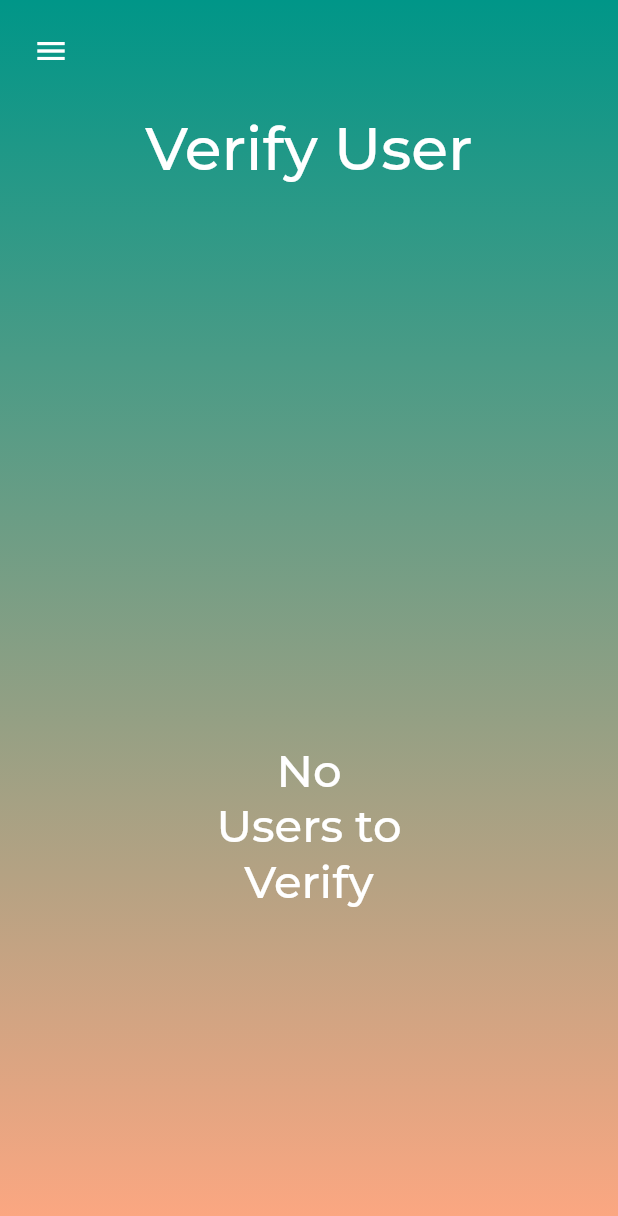
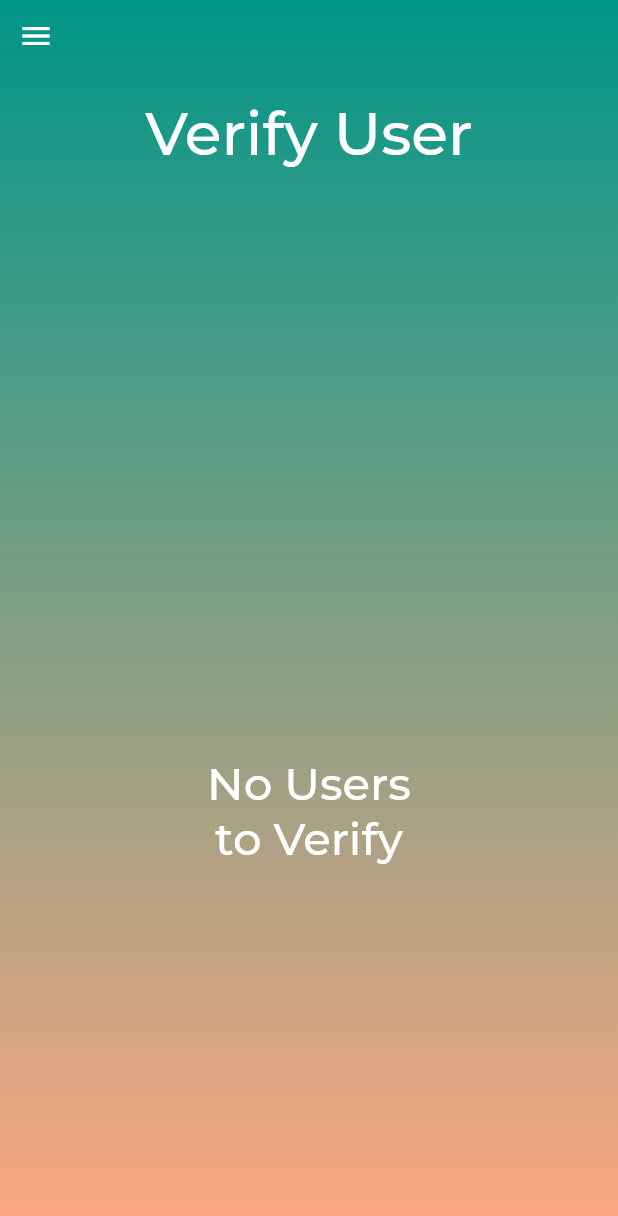
Before and after one commit to SDP-Wits/Banking-System, a Flutter app: the AdminVerificationListPage screen opened directly, after a tap on the "menu" icon, after a tap on the "close" icon, on a phone screen of 412 x 824 dp. Shown: the top 1216 px of the screen. Run offline on Flutter 3.47's test engine with Material 2 defaults, Android fonts, the phone set to English and light mode, and no system bars; our stand-ins replace animate_do, fluttertoast, sqflite; missing offline and left inert: back_button_interceptor; accounts and stored records are empty; network calls fail; project files that could hold a hidden picture were left out.

Commit message:
Fixed Verify User and Veri List nav bar padding

```diff
--- a/lib/core/verification_list/admin_verification_list.dart
+++ b/lib/core/verification_list/admin_verification_list.dart
@@ -120,7 +120,6 @@ class _AdminVerificationListPageState extends State<AdminVerificationListPage> {
 
           // Allows page to be scrollable
           child: SingleChildScrollView(
-            padding: EdgeInsets.all(10.0),
             child: ConstrainedBox(
                 constraints: BoxConstraints(
                     minHeight: MediaQuery.of(context).size.height),
--- a/lib/core/verification_list/admin_verify_user.dart
+++ b/lib/core/verification_list/admin_verify_user.dart
@@ -106,11 +106,6 @@ class _VerifyUserState extends State<VerifyUser> {
 
         // Allows page to be scrollable
         child: SingleChildScrollView(
-          padding: new EdgeInsets.only(
-            top: 15.0,
-            left: 15.0,
-            right: 15.0,
-          ),
           child: Column(
             crossAxisAlignment: CrossAxisAlignment.center,
             mainAxisAlignment: MainAxisAlignment.center,
```
